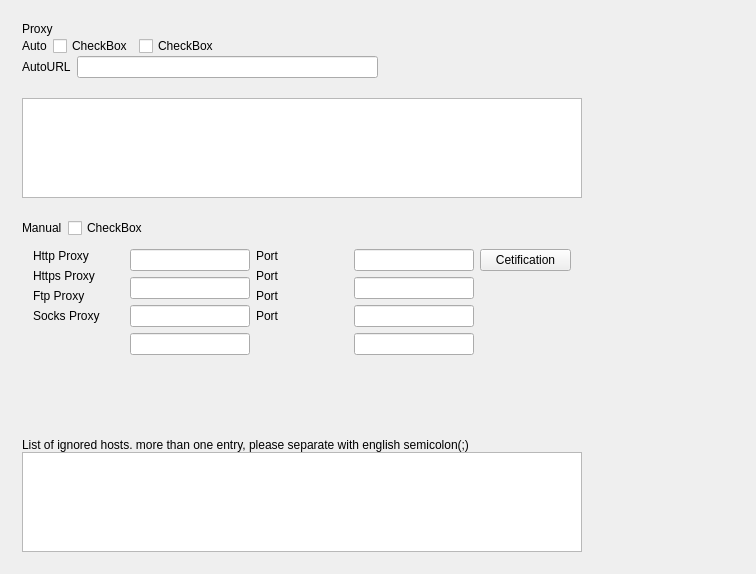
Qt form plugins/network/proxy/proxy.ui (ukui/ukui-control-center) before a commit.
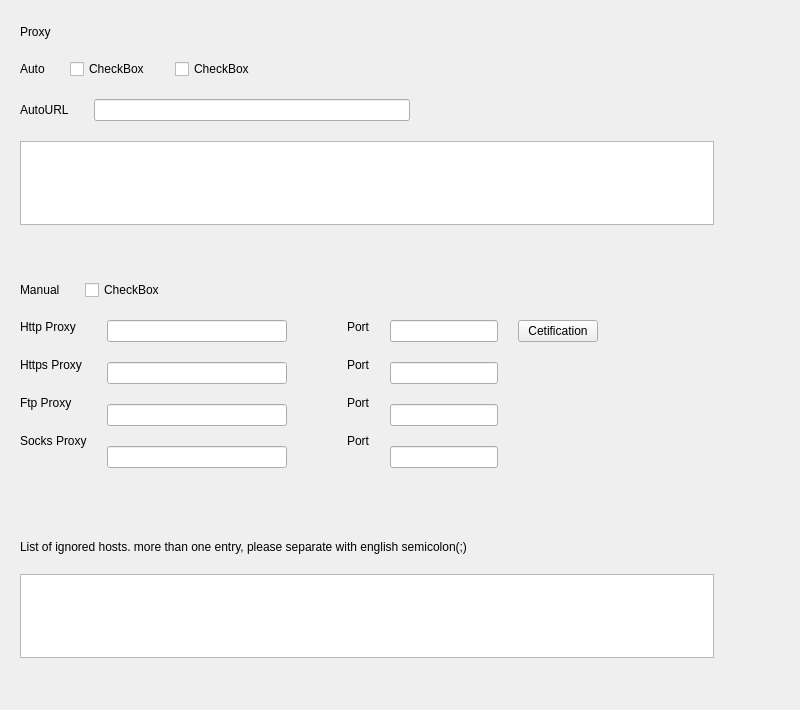
The same form after that commit.

The edit to the form file:
```diff
--- a/plugins/network/proxy/proxy.ui
+++ b/plugins/network/proxy/proxy.ui
@@ -6,35 +6,68 @@
    <rect>
     <x>0</x>
     <y>0</y>
-    <width>756</width>
-    <height>574</height>
+    <width>800</width>
+    <height>710</height>
    </rect>
   </property>
   <property name="minimumSize">
    <size>
-    <width>756</width>
-    <height>574</height>
+    <width>800</width>
+    <height>710</height>
    </size>
   </property>
   <property name="maximumSize">
    <size>
-    <width>756</width>
-    <height>574</height>
+    <width>800</width>
+    <height>710</height>
    </size>
   </property>
   <property name="windowTitle">
    <string>Proxy</string>
   </property>
   <layout class="QVBoxLayout" name="verticalLayout_2">
+   <property name="spacing">
+    <number>0</number>
+   </property>
+   <property name="leftMargin">
+    <number>0</number>
+   </property>
+   <property name="topMargin">
+    <number>0</number>
+   </property>
+   <property name="rightMargin">
+    <number>0</number>
+   </property>
+   <property name="bottomMargin">
+    <number>0</number>
+   </property>
    <item>
     <widget class="QStackedWidget" name="StackedWidget">
      <widget class="QWidget" name="Page1">
       <layout class="QVBoxLayout" name="verticalLayout">
        <property name="spacing">
+        <number>20</number>
+       </property>
+       <property name="leftMargin">
+        <number>20</number>
+       </property>
+       <property name="topMargin">
+        <number>25</number>
+       </property>
+       <property name="rightMargin">
+        <number>0</number>
+       </property>
+       <property name="bottomMargin">
         <number>0</number>
        </property>
        <item>
-        <widget class="QLabel" name="label">
+        <widget class="QLabel" name="titleLabel">
+         <property name="sizePolicy">
+          <sizepolicy hsizetype="Fixed" vsizetype="Fixed">
+           <horstretch>0</horstretch>
+           <verstretch>0</verstretch>
+          </sizepolicy>
+         </property>
          <property name="text">
           <string>Proxy</string>
          </property>
@@ -42,8 +75,17 @@
        </item>
        <item>
         <layout class="QHBoxLayout" name="horizontalLayout">
+         <property name="spacing">
+          <number>25</number>
+         </property>
          <item>
           <widget class="QLabel" name="label_2">
+           <property name="sizePolicy">
+            <sizepolicy hsizetype="Fixed" vsizetype="Fixed">
+             <horstretch>0</horstretch>
+             <verstretch>0</verstretch>
+            </sizepolicy>
+           </property>
            <property name="text">
             <string>Auto</string>
            </property>
@@ -89,6 +131,9 @@
          <item>
           <widget class="QWidget" name="autoWidget" native="true">
            <layout class="QHBoxLayout" name="horizontalLayout_9">
+            <property name="spacing">
+             <number>0</number>
+            </property>
             <property name="leftMargin">
              <number>0</number>
             </property>
@@ -103,8 +148,17 @@
             </property>
             <item>
              <layout class="QHBoxLayout" name="horizontalLayout_8">
+              <property name="spacing">
+               <number>25</number>
+              </property>
               <item>
                <widget class="QLabel" name="label_3">
+                <property name="sizePolicy">
+                 <sizepolicy hsizetype="Fixed" vsizetype="Fixed">
+                  <horstretch>0</horstretch>
+                  <verstretch>0</verstretch>
+                 </sizepolicy>
+                </property>
                 <property name="text">
                  <string>AutoURL</string>
                 </property>
@@ -136,36 +190,26 @@
          </item>
         </layout>
        </item>
-       <item>
-        <spacer name="verticalSpacer">
-         <property name="orientation">
-          <enum>Qt::Vertical</enum>
-         </property>
-         <property name="sizeType">
-          <enum>QSizePolicy::Fixed</enum>
-         </property>
-         <property name="sizeHint" stdset="0">
-          <size>
-           <width>20</width>
-           <height>20</height>
-          </size>
-         </property>
-        </spacer>
-       </item>
        <item>
         <layout class="QHBoxLayout" name="horizontalLayout_3">
          <item>
           <widget class="QTextBrowser" name="textBrowser">
+           <property name="sizePolicy">
+            <sizepolicy hsizetype="Fixed" vsizetype="Fixed">
+             <horstretch>0</horstretch>
+             <verstretch>0</verstretch>
+            </sizepolicy>
+           </property>
            <property name="minimumSize">
             <size>
-             <width>560</width>
-             <height>0</height>
+             <width>694</width>
+             <height>84</height>
             </size>
            </property>
            <property name="maximumSize">
             <size>
-             <width>560</width>
-             <height>16777215</height>
+             <width>694</width>
+             <height>84</height>
             </size>
            </property>
           </widget>
@@ -196,15 +240,24 @@
          <property name="sizeHint" stdset="0">
           <size>
            <width>20</width>
-           <height>20</height>
+           <height>35</height>
           </size>
          </property>
         </spacer>
        </item>
        <item>
         <layout class="QHBoxLayout" name="horizontalLayout_4">
+         <property name="spacing">
+          <number>25</number>
+         </property>
          <item>
           <widget class="QLabel" name="label_4">
+           <property name="sizePolicy">
+            <sizepolicy hsizetype="Fixed" vsizetype="Fixed">
+             <horstretch>0</horstretch>
+             <verstretch>0</verstretch>
+            </sizepolicy>
+           </property>
            <property name="text">
             <string>Manual</string>
            </property>
@@ -241,23 +294,50 @@
           <widget class="QWidget" name="manualWidget" native="true">
            <property name="minimumSize">
             <size>
-             <width>560</width>
+             <width>0</width>
              <height>200</height>
             </size>
            </property>
            <property name="maximumSize">
             <size>
-             <width>560</width>
+             <width>16777215</width>
              <height>200</height>
             </size>
            </property>
            <layout class="QHBoxLayout" name="horizontalLayout_7">
+            <property name="spacing">
+             <number>0</number>
+            </property>
+            <property name="leftMargin">
+             <number>0</number>
+            </property>
+            <property name="topMargin">
+             <number>0</number>
+            </property>
+            <property name="rightMargin">
+             <number>0</number>
+            </property>
+            <property name="bottomMargin">
+             <number>0</number>
+            </property>
             <item>
              <layout class="QHBoxLayout" name="horizontalLayout_6">
+              <property name="spacing">
+               <number>20</number>
+              </property>
               <item>
                <layout class="QVBoxLayout" name="verticalLayout_3">
+                <property name="spacing">
+                 <number>24</number>
+                </property>
                 <item>
                  <widget class="QLabel" name="label_7">
+                  <property name="sizePolicy">
+                   <sizepolicy hsizetype="Fixed" vsizetype="Fixed">
+                    <horstretch>0</horstretch>
+                    <verstretch>0</verstretch>
+                   </sizepolicy>
+                  </property>
                   <property name="text">
                    <string>Http Proxy</string>
                   </property>
@@ -265,6 +345,12 @@
                 </item>
                 <item>
                  <widget class="QLabel" name="label_6">
+                  <property name="sizePolicy">
+                   <sizepolicy hsizetype="Fixed" vsizetype="Fixed">
+                    <horstretch>0</horstretch>
+                    <verstretch>0</verstretch>
+                   </sizepolicy>
+                  </property>
                   <property name="text">
                    <string>Https Proxy</string>
                   </property>
@@ -272,6 +358,12 @@
                 </item>
                 <item>
                  <widget class="QLabel" name="label_8">
+                  <property name="sizePolicy">
+                   <sizepolicy hsizetype="Fixed" vsizetype="Fixed">
+                    <horstretch>0</horstretch>
+                    <verstretch>0</verstretch>
+                   </sizepolicy>
+                  </property>
                   <property name="text">
                    <string>Ftp Proxy</string>
                   </property>
@@ -279,6 +371,12 @@
                 </item>
                 <item>
                  <widget class="QLabel" name="label_9">
+                  <property name="sizePolicy">
+                   <sizepolicy hsizetype="Fixed" vsizetype="Fixed">
+                    <horstretch>0</horstretch>
+                    <verstretch>0</verstretch>
+                   </sizepolicy>
+                  </property>
                   <property name="text">
                    <string>Socks Proxy</string>
                   </property>
@@ -301,6 +399,9 @@
               </item>
               <item>
                <layout class="QVBoxLayout" name="hostVLayout">
+                <property name="spacing">
+                 <number>20</number>
+                </property>
                 <item>
                  <widget class="QLineEdit" name="httpLineEdit">
                   <property name="sizePolicy">
@@ -311,13 +412,13 @@
                   </property>
                   <property name="minimumSize">
                    <size>
-                    <width>100</width>
+                    <width>180</width>
                     <height>0</height>
                    </size>
                   </property>
                   <property name="maximumSize">
                    <size>
-                    <width>120</width>
+                    <width>180</width>
                     <height>16777215</height>
                    </size>
                   </property>
@@ -333,13 +434,13 @@
                   </property>
                   <property name="minimumSize">
                    <size>
-                    <width>120</width>
+                    <width>180</width>
                     <height>0</height>
                    </size>
                   </property>
                   <property name="maximumSize">
                    <size>
-                    <width>120</width>
+                    <width>180</width>
                     <height>16777215</height>
                    </size>
                   </property>
@@ -355,13 +456,13 @@
                   </property>
                   <property name="minimumSize">
                    <size>
-                    <width>120</width>
+                    <width>180</width>
                     <height>0</height>
                    </size>
                   </property>
                   <property name="maximumSize">
                    <size>
-                    <width>120</width>
+                    <width>180</width>
                     <height>16777215</height>
                    </size>
                   </property>
@@ -377,13 +478,13 @@
                   </property>
                   <property name="minimumSize">
                    <size>
-                    <width>120</width>
+                    <width>180</width>
                     <height>0</height>
                    </size>
                   </property>
                   <property name="maximumSize">
                    <size>
-                    <width>120</width>
+                    <width>180</width>
                     <height>16777215</height>
                    </size>
                   </property>
@@ -404,10 +505,35 @@
                 </item>
                </layout>
               </item>
+              <item>
+               <spacer name="horizontalSpacer_6">
+                <property name="orientation">
+                 <enum>Qt::Horizontal</enum>
+                </property>
+                <property name="sizeType">
+                 <enum>QSizePolicy::Fixed</enum>
+                </property>
+                <property name="sizeHint" stdset="0">
+                 <size>
+                  <width>40</width>
+                  <height>10</height>
+                 </size>
+                </property>
+               </spacer>
+              </item>
               <item>
                <layout class="QVBoxLayout" name="verticalLayout_8">
+                <property name="spacing">
+                 <number>24</number>
+                </property>
                 <item>
                  <widget class="QLabel" name="label_10">
+                  <property name="sizePolicy">
+                   <sizepolicy hsizetype="Fixed" vsizetype="Fixed">
+                    <horstretch>0</horstretch>
+                    <verstretch>0</verstretch>
+                   </sizepolicy>
+                  </property>
                   <property name="layoutDirection">
                    <enum>Qt::LeftToRight</enum>
                   </property>
@@ -418,6 +544,12 @@
                 </item>
                 <item>
                  <widget class="QLabel" name="label_11">
+                  <property name="sizePolicy">
+                   <sizepolicy hsizetype="Fixed" vsizetype="Fixed">
+                    <horstretch>0</horstretch>
+                    <verstretch>0</verstretch>
+                   </sizepolicy>
+                  </property>
                   <property name="text">
                    <string>Port</string>
                   </property>
@@ -425,6 +557,12 @@
                 </item>
                 <item>
                  <widget class="QLabel" name="label_12">
+                  <property name="sizePolicy">
+                   <sizepolicy hsizetype="Fixed" vsizetype="Fixed">
+                    <horstretch>0</horstretch>
+                    <verstretch>0</verstretch>
+                   </sizepolicy>
+                  </property>
                   <property name="text">
                    <string>Port</string>
                   </property>
@@ -432,6 +570,12 @@
                 </item>
                 <item>
                  <widget class="QLabel" name="label_13">
+                  <property name="sizePolicy">
+                   <sizepolicy hsizetype="Fixed" vsizetype="Fixed">
+                    <horstretch>0</horstretch>
+                    <verstretch>0</verstretch>
+                   </sizepolicy>
+                  </property>
                   <property name="text">
                    <string>Port</string>
                   </property>
@@ -454,6 +598,9 @@
               </item>
               <item>
                <layout class="QVBoxLayout" name="portVlLayout">
+                <property name="spacing">
+                 <number>20</number>
+                </property>
                 <item>
                  <widget class="QLineEdit" name="httpportLineEdit">
                   <property name="sizePolicy">
@@ -464,7 +611,7 @@
                   </property>
                   <property name="minimumSize">
                    <size>
-                    <width>120</width>
+                    <width>100</width>
                     <height>0</height>
                    </size>
                   </property>
@@ -486,7 +633,7 @@
                   </property>
                   <property name="minimumSize">
                    <size>
-                    <width>120</width>
+                    <width>100</width>
                     <height>0</height>
                    </size>
                   </property>
@@ -508,7 +655,7 @@
                   </property>
                   <property name="minimumSize">
                    <size>
-                    <width>120</width>
+                    <width>100</width>
                     <height>0</height>
                    </size>
                   </property>
@@ -530,7 +677,7 @@
                   </property>
                   <property name="minimumSize">
                    <size>
-                    <width>120</width>
+                    <width>100</width>
                     <height>0</height>
                    </size>
                   </property>
@@ -581,28 +728,34 @@
                 </item>
                </layout>
               </item>
+              <item>
+               <spacer name="horizontalSpacer_5">
+                <property name="orientation">
+                 <enum>Qt::Horizontal</enum>
+                </property>
+                <property name="sizeHint" stdset="0">
+                 <size>
+                  <width>40</width>
+                  <height>20</height>
+                 </size>
+                </property>
+               </spacer>
+              </item>
              </layout>
             </item>
            </layout>
           </widget>
          </item>
-         <item>
-          <spacer name="horizontalSpacer_5">
-           <property name="orientation">
-            <enum>Qt::Horizontal</enum>
-           </property>
-           <property name="sizeHint" stdset="0">
-            <size>
-             <width>40</width>
-             <height>20</height>
-            </size>
-           </property>
-          </spacer>
-         </item>
         </layout>
        </item>
        <item>
         <widget class="QLabel" name="label_5">
+         <property name="sizePolicy">
+          <sizepolicy hsizetype="Fixed" vsizetype="Fixed">
+           <horstretch>0</horstretch>
+           <verstretch>0</verstretch>
+          </sizepolicy>
+         </property>
          <property name="text">
           <string>List of ignored hosts. more than one entry, please separate with english semicolon(;)</string>
          </property>
@@ -618,18 +771,31 @@
          </property>
          <property name="minimumSize">
           <size>
-           <width>560</width>
-           <height>100</height>
+           <width>694</width>
+           <height>84</height>
           </size>
          </property>
          <property name="maximumSize">
           <size>
-           <width>560</width>
-           <height>100</height>
+           <width>694</width>
+           <height>84</height>
           </size>
          </property>
         </widget>
        </item>
+       <item>
+        <spacer name="verticalSpacer_3">
+         <property name="orientation">
+          <enum>Qt::Vertical</enum>
+         </property>
+         <property name="sizeHint" stdset="0">
+          <size>
+           <width>20</width>
+           <height>40</height>
+          </size>
+         </property>
+        </spacer>
+       </item>
       </layout>
      </widget>
     </widget>
```
Left out of the diff: 42 changed lines with no effect on the pictures.
